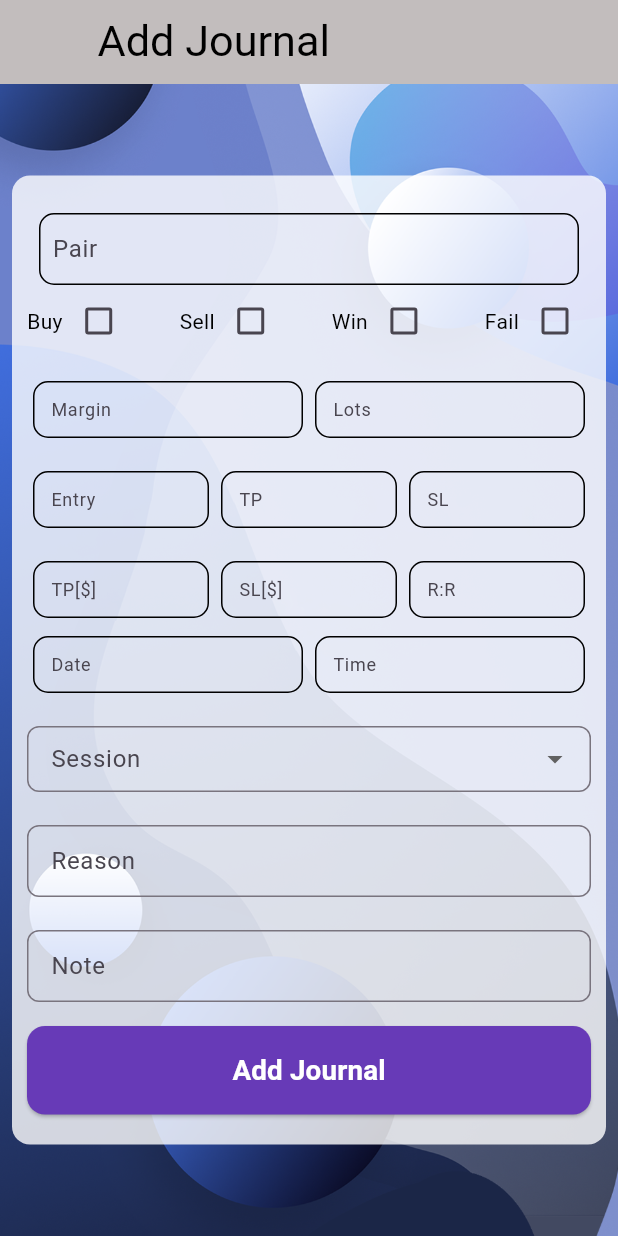
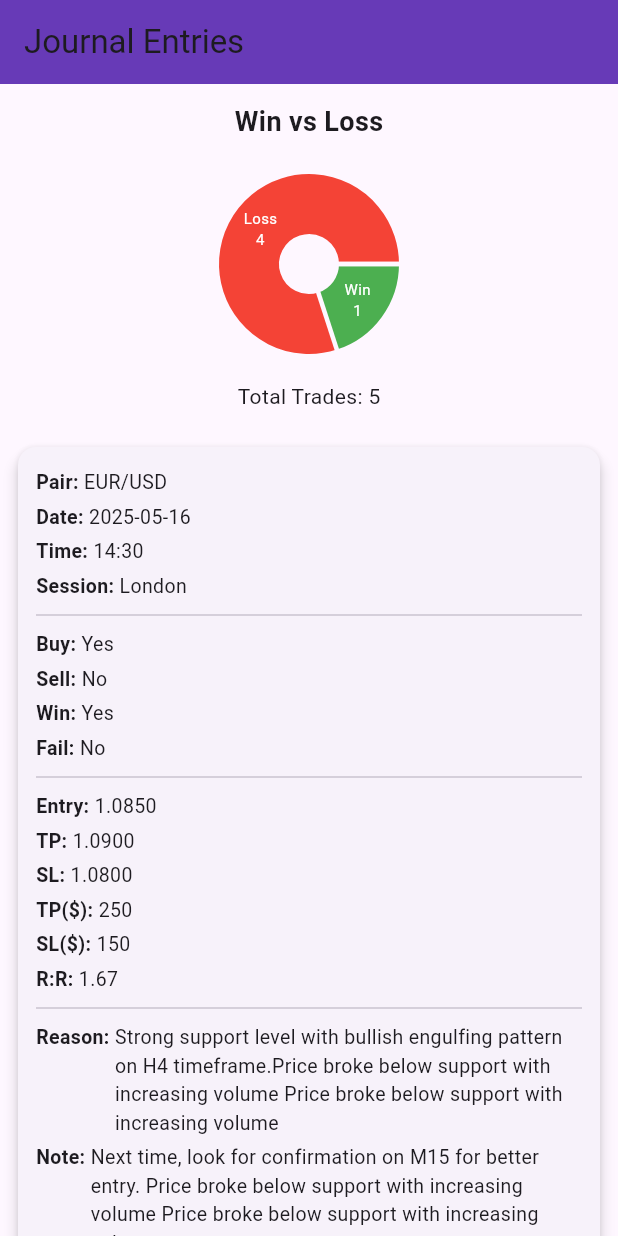
Before and after one commit to ela123/Trading-journal-app, a Flutter app: the screen it shows after launch, on a phone screen of 412 x 824 dp. Run offline on Flutter 3.47's test engine with Material 3 defaults, Android fonts, the phone set to English and light mode, and no system bars; drawn by our look-alikes of fl_chart; our stand-ins replace font_awesome_flutter; Roboto replaces fonts that are missing (Samantha).

Commit message:
add done

```diff
--- /dev/null
+++ b/assets/sample_journal_data.json
@@ -0,0 +1,102 @@
+[
+    {
+      "pair": "EUR/USD",
+      "buy": true,
+      "sell": false,
+      "win": true,
+      "fail": false,
+      "margin": "500",
+      "lots": "0.5",
+      "entry": "1.0850",
+      "tp": "1.0900",
+      "sl": "1.0800",
+      "tp_dollar": "250",
+      "sl_dollar": "150",
+      "rr": "1.67",
+      "date": "2025-05-16",
+      "time": "14:30",
+      "session": "London",
+      "reason": "Strong support level with bullish engulfing pattern on H4 timeframe.Price broke below support with increasing volume Price broke below support with increasing volume",
+      "note": "Next time, look for confirmation on M15 for better entry. Price broke below support with increasing volume Price broke below support with increasing volume"
+    },
+    {
+      "pair": "GBP/JPY",
+      "buy": false,
+      "sell": true,
+      "win": false,
+      "fail": true,
+      "margin": "1000",
+      "lots": "1.0",
+      "entry": "186.250",
+      "tp": "185.750",
+      "sl": "187.000",
+      "tp_dollar": "400",
+      "sl_dollar": "300",
+      "rr": "1.33",
+      "date": "2025-05-15",
+      "time": "09:45",
+      "session": "Asian",
+      "reason": "Price broke below support with increasing volume. Price broke below support with increasing volume Price broke below support with increasing volume Price broke below support with increasing volume",
+      "note": "Wait for NY session next time for better volatility.Price broke below support with increasing volume Price broke below support with increasing volume Price broke below support with increasing volume"
+    },
+    {
+      "pair": "GBP/JPY",
+      "buy": false,
+      "sell": true,
+      "win": false,
+      "fail": true,
+      "margin": "1000",
+      "lots": "1.0",
+      "entry": "186.250",
+      "tp": "185.750",
+      "sl": "187.000",
+      "tp_dollar": "400",
+      "sl_dollar": "300",
+      "rr": "1.33",
+      "date": "2025-05-15",
+      "time": "09:45",
+      "session": "Asian",
+      "reason": "Price broke below support with increasing volume. Price broke below support with increasing volume Price broke below support with increasing volume Price broke below support with increasing volume",
+      "note": "Wait for NY session next time for better volatility.Price broke below support with increasing volume Price broke below support with increasing volume Price broke below support with increasing volume"
+    },
+    {
+      "pair": "GBP/JPY",
+      "buy": false,
+      "sell": true,
+      "win": false,
+      "fail": true,
+      "margin": "1000",
+      "lots": "1.0",
+      "entry": "186.250",
+      "tp": "185.750",
+      "sl": "187.000",
+      "tp_dollar": "400",
+      "sl_dollar": "300",
+      "rr": "1.33",
+      "date": "2025-05-15",
+      "time": "09:45",
+      "session": "Asian",
+      "reason": "Price broke below support with increasing volume. Price broke below support with increasing volume Price broke below support with increasing volume Price broke below support with increasing volume",
+      "note": "Wait for NY session next time for better volatility.Price broke below support with increasing volume Price broke below support with increasing volume Price broke below support with increasing volume"
+    },
+    {
+      "pair": "GBP/JPY",
+      "buy": false,
+      "sell": true,
+      "win": false,
+      "fail": true,
+      "margin": "1000",
+      "lots": "1.0",
+      "entry": "186.250",
+      "tp": "185.750",
+      "sl": "187.000",
+      "tp_dollar": "400",
+      "sl_dollar": "300",
+      "rr": "1.33",
+      "date": "2025-05-15",
+      "time": "09:45",
+      "session": "Asian",
+      "reason": "Price broke below support with increasing volume. Price broke below support with increasing volume Price broke below support with increasing volume Price broke below support with increasing volume",
+      "note": "Wait for NY session next time for better volatility.Price broke below support with increasing volume Price broke below support with increasing volume Price broke below support with increasing volume"
+    }
+  ]
--- a/lib/main.dart
+++ b/lib/main.dart
@@ -2,6 +2,8 @@ import 'package:flutter/material.dart';
 //import 'package:myapp/pages/welcome.dart';
 //import 'package:myapp/pages/login.dart';
 import 'package:myapp/pages/journal.dart';
+import 'package:myapp/pages/journal_sample_view.dart';
+import 'package:myapp/pages/trade_pie_chart.dart';
 
 void main() {
   runApp(const MyApp());
@@ -15,7 +17,7 @@ class MyApp extends StatelessWidget {
   Widget build(BuildContext context) {
     return MaterialApp(
       debugShowCheckedModeBanner: false,
-      home: TradeJournal(),
+      home: JournalSampleView(),
     );
   }
 }
--- /dev/null
+++ b/lib/pages/journal_sample_view.dart
@@ -0,0 +1,106 @@
+import 'dart:convert';
+import 'package:flutter/material.dart';
+import 'package:flutter/services.dart' show rootBundle;
+import 'package:myapp/pages/trade_pie_chart.dart';
+
+class JournalSampleView extends StatefulWidget {
+  const JournalSampleView({super.key});
+
+  @override
+  State<JournalSampleView> createState() => _JournalSampleViewState();
+}
+
+class _JournalSampleViewState extends State<JournalSampleView> {
+  List<Map<String, dynamic>> journalEntries = [];
+
+  @override
+  void initState() {
+    super.initState();
+    loadJournalData();
+  }
+
+  Future<void> loadJournalData() async {
+    final String response = await rootBundle.loadString(
+      'assets/sample_journal_data.json',
+    );
+    final data = json.decode(response) as List;
+    setState(() {
+      journalEntries =
+          data.map((entry) => Map<String, dynamic>.from(entry)).toList();
+    });
+  }
+
+  @override
+  Widget build(BuildContext context) {
+    return Scaffold(
+      appBar: AppBar(
+        title: const Text('Journal Entries'),
+        backgroundColor: Colors.deepPurple,
+      ),
+      body:
+          journalEntries.isEmpty
+              ? const Center(child: CircularProgressIndicator())
+              : ListView(
+                padding: const EdgeInsets.all(12.0),
+                children: [
+                  // ✅ Pie Chart at the top
+                  Center(child: TradePieChart(journalData: journalEntries)),
+                  const SizedBox(height: 16),
+                  // ✅ Entries List
+                  ...journalEntries.map(
+                    (entry) => Card(
+                      elevation: 4,
+                      margin: const EdgeInsets.symmetric(vertical: 8.0),
+                      shape: RoundedRectangleBorder(
+                        borderRadius: BorderRadius.circular(12.0),
+                      ),
+                      child: Padding(
+                        padding: const EdgeInsets.all(12.0),
+                        child: Column(
+                          crossAxisAlignment: CrossAxisAlignment.start,
+                          children: [
+                            _entryRow("Pair", entry["pair"]),
+                            _entryRow("Date", entry["date"]),
+                            _entryRow("Time", entry["time"]),
+                            _entryRow("Session", entry["session"]),
+                            const Divider(),
+                            _entryRow("Buy", entry["buy"] ? "Yes" : "No"),
+                            _entryRow("Sell", entry["sell"] ? "Yes" : "No"),
+                            _entryRow("Win", entry["win"] ? "Yes" : "No"),
+                            _entryRow("Fail", entry["fail"] ? "Yes" : "No"),
+                            const Divider(),
+                            _entryRow("Entry", entry["entry"]),
+                            _entryRow("TP", entry["tp"]),
+                            _entryRow("SL", entry["sl"]),
+                            _entryRow("TP(\$)", entry["tp_dollar"]),
+                            _entryRow("SL(\$)", entry["sl_dollar"]),
+                            _entryRow("R:R", entry["rr"]),
+                            const Divider(),
+                            _entryRow("Reason", entry["reason"]),
+                            _entryRow("Note", entry["note"]),
+                          ],
+                        ),
+                      ),
+                    ),
+                  ),
+                ],
+              ),
+    );
+  }
+
+  Widget _entryRow(String label, dynamic value) {
+    return Padding(
+      padding: const EdgeInsets.symmetric(vertical: 2.0),
+      child: Row(
+        crossAxisAlignment: CrossAxisAlignment.start,
+        children: [
+          Text(
+            "$label: ",
+            style: const TextStyle(fontWeight: FontWeight.bold, fontSize: 13),
+          ),
+          Expanded(child: Text("$value", style: const TextStyle(fontSize: 13))),
+        ],
+      ),
+    );
+  }
+}
--- a/lib/pages/login.dart
+++ b/lib/pages/login.dart
@@ -53,7 +53,7 @@ class Login extends StatelessWidget {
                       custom(context),
                       const SizedBox(height: 25.0),
                       loginbutton(context),
-                      const LoginOptions(Signup(),"Sign Up"),
+                      const LoginOptions(Signup(),"Sign In"),
 
                     ],
                   ),
--- /dev/null
+++ b/lib/pages/trade_pie_chart.dart
@@ -0,0 +1,53 @@
+import 'package:flutter/material.dart';
+import 'package:fl_chart/fl_chart.dart';
+
+class TradePieChart extends StatelessWidget {
+  final List<Map<String, dynamic>> journalData;
+
+  const TradePieChart({super.key, required this.journalData});
+
+  @override
+  Widget build(BuildContext context) {
+    final int winCount = journalData.where((e) => e["win"] == true).length;
+    final int lossCount = journalData.where((e) => e["fail"] == true).length;
+
+    return Column(
+      mainAxisAlignment: MainAxisAlignment.center,
+      children: [
+        const Text(
+          'Win vs Loss',
+          style: TextStyle(fontSize: 18, fontWeight: FontWeight.bold),
+        ),
+        const SizedBox(height: 12),
+        SizedBox(
+          height: 140,
+          width: 140,
+          child: PieChart(
+            PieChartData(
+              sections: [
+                PieChartSectionData(
+                  value: winCount.toDouble(),
+                  color: Colors.green,
+                  title: 'Win\n$winCount',
+                  radius: 40,
+                  titleStyle: const TextStyle(fontSize: 10, color: Colors.white),
+                ),
+                PieChartSectionData(
+                  value: lossCount.toDouble(),
+                  color: Colors.red,
+                  title: 'Loss\n$lossCount',
+                  radius: 40,
+                  titleStyle: const TextStyle(fontSize: 10, color: Colors.white),
+                ),
+              ],
+              sectionsSpace: 3,
+              centerSpaceRadius: 20,
+            ),
+          ),
+        ),
+        const SizedBox(height: 8),
+        Text("Total Trades: ${journalData.length}"),
+      ],
+    );
+  }
+}
--- a/pubspec.yaml
+++ b/pubspec.yaml
@@ -32,6 +32,7 @@ dependencies:
     sdk: flutter
   animate_do: ^3.0.2
   font_awesome_flutter: ^10.5.0
+  fl_chart: ^0.64.0
 
   # The following adds the Cupertino Icons font to your application.
   # Use with the CupertinoIcons class for iOS style icons.
@@ -62,8 +63,7 @@ flutter:
   # To add assets to your application, add an assets section, like this:
   assets:
     - assets/bg1.png
-  #   - images/a_dot_ham.jpeg
-
+    - assets/sample_journal_data.json
   # An image asset can refer to one or more resolution-specific "variants", see
   # https://flutter.dev/to/resolution-aware-images
 
```
Also changed, not shown: lib/pages/logo.dart (+84 -191 lines), lib/pages/welcome.dart (+41 -35 lines), pubspec.lock.
